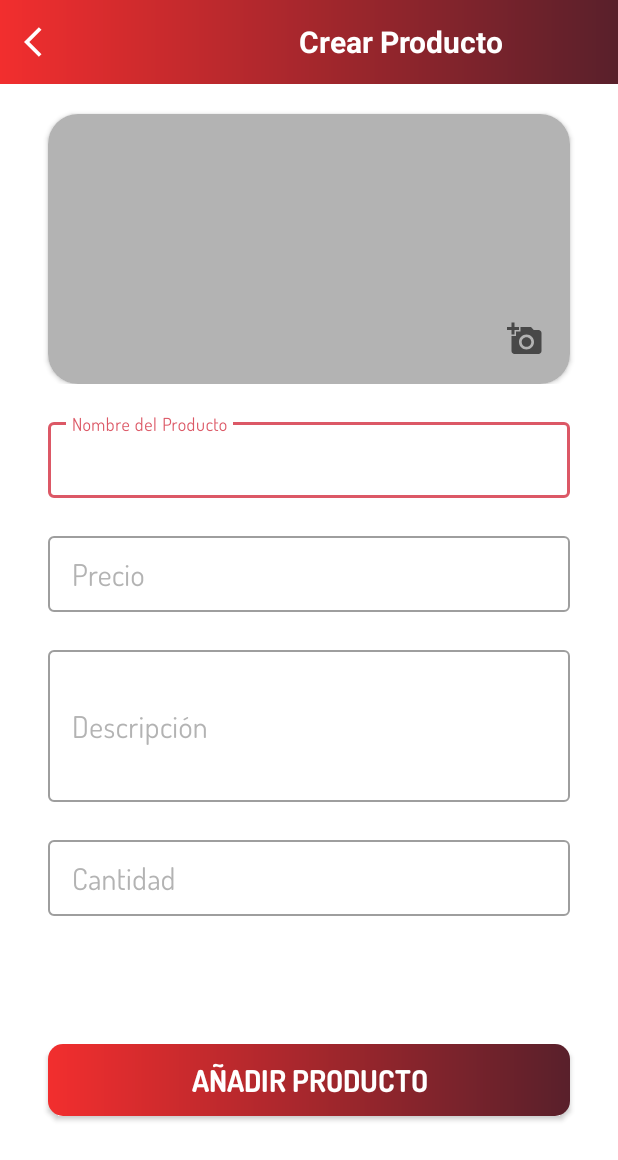
After one commit to danburitica/TiendaComicsApp, an Android app: the AddProductActivity screen opened directly, with no data from a screen before it, on a phone screen of 412 x 824 dp. The commit adds this screen. Shown: the top 1160 px of the screen. Run offline under Robolectric (Android 15) with nearby library versions, the phone set to English and light mode, and no system bars.

Commit message:
Create and setup add product activity

```diff
--- a/app/src/main/AndroidManifest.xml
+++ b/app/src/main/AndroidManifest.xml
@@ -11,6 +11,11 @@
         android:roundIcon="@mipmap/ic_launcher_round"
         android:supportsRtl="true"
         android:theme="@style/Theme.TiendaComicsApp">
+        <activity
+            android:name=".ui.fragments.AddProductActivity"
+            android:screenOrientation="portrait"
+            android:theme="@style/Theme.TiendaComicsApp.NoActionBar"
+            android:exported="false" />
         <activity
             android:name=".ui.activities.DashboardActivity"
             android:exported="false"
--- a/app/src/main/java/com/tiendacomics20/ui/activities/ForgotPasswordActivity.kt
+++ b/app/src/main/java/com/tiendacomics20/ui/activities/ForgotPasswordActivity.kt
@@ -34,7 +34,7 @@ class ForgotPasswordActivity : BaseActivity() {
         setSupportActionBar(findViewById(R.id.toolbar_forgot_password_activity))
 
         supportActionBar?.setDisplayHomeAsUpEnabled(true)
-        supportActionBar?.setHomeAsUpIndicator(R.drawable.ic_black_color_back_24)
+        supportActionBar?.setHomeAsUpIndicator(R.drawable.ic_baseline_arrow_back_ios_24)
         supportActionBar?.setDisplayShowTitleEnabled(false)
 
         findViewById<Button>(R.id.btn_submit).setOnClickListener {
--- a/app/src/main/java/com/tiendacomics20/ui/activities/UserProfileActivity.kt
+++ b/app/src/main/java/com/tiendacomics20/ui/activities/UserProfileActivity.kt
@@ -78,7 +78,7 @@ class UserProfileActivity : BaseActivity(), View.OnClickListener {
                         showProgressDialog("Por favor espera...")
 
                         if (mSelectedImageFileUri != null)
-                            FirestoreClass().uploadImageToCloudStorage(this, mSelectedImageFileUri)
+                            FirestoreClass().uploadImageToCloudStorage(this, mSelectedImageFileUri, Constants.USER_PROFILE_IMAGE)
                         else{
                             updateUserProfileDetails()
                         }
--- a/app/src/main/java/com/tiendacomics20/utils/Constants.kt
+++ b/app/src/main/java/com/tiendacomics20/utils/Constants.kt
@@ -7,7 +7,10 @@ import android.provider.MediaStore
 import android.webkit.MimeTypeMap
 
 object Constants {
+    //Collections in Firebase
     const val USERS: String = "users"
+    const val PRODUCTS: String = "products"
+
     const val TIENDACOMICS_PREFERENCES: String = "TiendaComicsPrefs"
     const val LOGGED_IN_USERNAME: String = "logged_in_username"
     const val EXTRA_USER_DETAILS: String = "extra_user_details"
@@ -19,6 +22,8 @@ object Constants {
     //User Column
     const val IMAGE: String ="image"
     const val COMPLETE_PROFILE = "profileCompleted"
+
+    const val PRODUCT_IMAGE: String = "Product_Image"
 
     //Cloud Storage
     const val USER_PROFILE_IMAGE: String = "User_Profile_Image"
--- a/app/src/main/java/com/tiendacomics20/utils/GlideLoader.kt
+++ b/app/src/main/java/com/tiendacomics20/utils/GlideLoader.kt
@@ -22,7 +22,7 @@ class GlideLoader(val context: Context) {
         }
     }
 
-    /*fun loadProductPicture(image: Any, imageView: ImageView) {
+    fun loadProductPicture(image: Any, imageView: ImageView) {
         try {
             Glide
                 .with(context)
@@ -32,5 +32,5 @@ class GlideLoader(val context: Context) {
         } catch (e: IOException) {
             e.printStackTrace()
         }
-    }*/
+    }
 }
--- /dev/null
+++ b/app/src/main/res/drawable/ic_baseline_arrow_back_ios_24.xml
@@ -0,0 +1,5 @@
+<vector android:autoMirrored="true" android:height="24dp"
+    android:tint="#FFFFFF" android:viewportHeight="24"
+    android:viewportWidth="24" android:width="24dp" xmlns:android="http://schemas.android.com/apk/res/android">
+    <path android:fillColor="@android:color/white" android:pathData="M11.67,3.87L9.9,2.1 0,12l9.9,9.9 1.77,-1.77L3.54,12z"/>
+</vector>
--- /dev/null
+++ b/app/src/main/res/drawable/ic_vector_add_photo.xml
@@ -0,0 +1,10 @@
+<vector xmlns:android="http://schemas.android.com/apk/res/android"
+    android:width="32dp"
+    android:height="32dp"
+    android:viewportWidth="32"
+    android:viewportHeight="32"
+    android:tint="?attr/colorControlNormal">
+  <path
+      android:fillColor="@android:color/white"
+      android:pathData="M3,4V1h2v3h3v2H5v3H3V6H0V4H3zM6,10V7h3V4h7l1.83,2H21c1.1,0 2,0.9 2,2v12c0,1.1 -0.9,2 -2,2H5c-1.1,0 -2,-0.9 -2,-2V10H6zM13,19c2.76,0 5,-2.24 5,-5s-2.24,-5 -5,-5s-5,2.24 -5,5S10.24,19 13,19zM9.8,14c0,1.77 1.43,3.2 3.2,3.2s3.2,-1.43 3.2,-3.2s-1.43,-3.2 -3.2,-3.2S9.8,12.23 9.8,14z"/>
+</vector>
--- /dev/null
+++ b/app/src/main/res/drawable/ic_vector_edit.xml
@@ -0,0 +1,5 @@
+<vector android:height="24dp" android:tint="#FFFFFF"
+    android:viewportHeight="24" android:viewportWidth="24"
+    android:width="24dp" xmlns:android="http://schemas.android.com/apk/res/android">
+    <path android:fillColor="@android:color/white" android:pathData="M3,17.25V21h3.75L17.81,9.94l-3.75,-3.75L3,17.25zM20.71,7.04c0.39,-0.39 0.39,-1.02 0,-1.41l-2.34,-2.34c-0.39,-0.39 -1.02,-0.39 -1.41,0l-1.83,1.83 3.75,3.75 1.83,-1.83z"/>
+</vector>
--- /dev/null
+++ b/app/src/main/res/layout/activity_add_product.xml
@@ -0,0 +1,212 @@
+<?xml version="1.0" encoding="utf-8"?>
+<androidx.constraintlayout.widget.ConstraintLayout xmlns:android="http://schemas.android.com/apk/res/android"
+    xmlns:app="http://schemas.android.com/apk/res-auto"
+    xmlns:tools="http://schemas.android.com/tools"
+    android:layout_width="match_parent"
+    android:layout_height="match_parent"
+    tools:context=".ui.fragments.AddProductActivity">
+
+    <androidx.appcompat.widget.Toolbar
+        android:id="@+id/toolbar_add_product_activity"
+        android:layout_width="match_parent"
+        android:layout_height="wrap_content"
+        android:background="@drawable/app_gradient_color_background"
+        app:layout_constraintEnd_toEndOf="parent"
+        app:layout_constraintStart_toStartOf="parent"
+        app:layout_constraintTop_toTopOf="parent">
+
+        <TextView
+            android:id="@+id/tv_title_add_product"
+            android:layout_width="match_parent"
+            android:layout_height="match_parent"
+            android:gravity="center"
+            android:paddingStart="50dp"
+            android:paddingEnd="0dp"
+            android:text="Crear Producto"
+            android:textColor="@color/white"
+            android:textSize="20sp"
+            android:textStyle="bold" />
+
+    </androidx.appcompat.widget.Toolbar>
+
+    <ScrollView
+        android:layout_width="match_parent"
+        android:layout_height="0dp"
+        android:fillViewport="true"
+        android:scrollbars="none"
+        app:layout_constraintBottom_toBottomOf="parent"
+        app:layout_constraintEnd_toEndOf="parent"
+        app:layout_constraintStart_toStartOf="parent"
+        app:layout_constraintTop_toBottomOf="@id/toolbar_add_product_activity">
+
+        <androidx.constraintlayout.widget.ConstraintLayout
+            android:layout_width="match_parent"
+            android:layout_height="wrap_content">
+
+            <FrameLayout
+                android:id="@+id/fl_product_image"
+                android:layout_width="match_parent"
+                android:layout_height="200dp"
+                app:layout_constraintEnd_toEndOf="parent"
+                app:layout_constraintStart_toStartOf="parent"
+                app:layout_constraintTop_toTopOf="parent">
+
+                <androidx.cardview.widget.CardView
+                    android:layout_width="match_parent"
+                    android:layout_height="match_parent"
+                    app:cardCornerRadius="20dp"
+                    android:layout_marginStart="32dp"
+                    android:layout_marginEnd="32dp"
+                    android:layout_marginTop="20dp"
+                    android:elevation="10dp">
+
+                    <ImageView
+                        android:id="@+id/iv_product_image"
+                        android:layout_width="match_parent"
+                        android:layout_height="match_parent"
+                        android:background="#B3B3B3"
+                        android:contentDescription="product image"
+                        android:scaleType="centerCrop" />
+
+                    <ImageView
+                        android:id="@+id/iv_add_update_product"
+                        android:layout_width="wrap_content"
+                        android:layout_height="wrap_content"
+                        android:layout_gravity="end|bottom"
+                        android:contentDescription="update image"
+                        android:foreground="?attr/selectableItemBackgroundBorderless"
+                        android:padding="10dp"
+                        android:src="@drawable/ic_vector_add_photo" />
+                </androidx.cardview.widget.CardView>
+
+
+            </FrameLayout>
+
+            <com.google.android.material.textfield.TextInputLayout
+                android:id="@+id/til_product_title"
+                style="@style/Widget.MaterialComponents.TextInputLayout.OutlinedBox"
+                android:layout_width="match_parent"
+                android:layout_height="wrap_content"
+                android:layout_marginStart="32dp"
+                android:layout_marginTop="20dp"
+                android:layout_marginEnd="32dp"
+                android:hint="Nombre del Producto"
+                android:textColorHint="#B3B3B3"
+                app:layout_constraintEnd_toEndOf="parent"
+                app:layout_constraintStart_toStartOf="parent"
+                app:layout_constraintTop_toBottomOf="@id/fl_product_image">
+
+                <com.tiendacomics20.utils.TCEditText
+                    android:id="@+id/et_product_title"
+                    android:layout_width="match_parent"
+                    android:layout_height="wrap_content"
+                    android:inputType="text"
+                    android:padding="12dp"
+                    android:textColor="@color/black"
+                    android:textSize="20sp"
+                    tools:ignore="SpeakableTextPresentCheck" />
+            </com.google.android.material.textfield.TextInputLayout>
+
+            <com.google.android.material.textfield.TextInputLayout
+                android:id="@+id/til_product_price"
+                style="@style/Widget.MaterialComponents.TextInputLayout.OutlinedBox"
+                android:layout_width="match_parent"
+                android:layout_height="wrap_content"
+                android:layout_marginStart="32dp"
+                android:layout_marginTop="20dp"
+                android:layout_marginEnd="32dp"
+                android:hint="Precio"
+                android:textColorHint="#B3B3B3"
+                app:layout_constraintEnd_toEndOf="parent"
+                app:layout_constraintStart_toStartOf="parent"
+                app:layout_constraintTop_toBottomOf="@id/til_product_title">
+
+                <com.tiendacomics20.utils.TCEditText
+                    android:id="@+id/et_product_price"
+                    android:layout_width="match_parent"
+                    android:layout_height="wrap_content"
+                    android:inputType="text"
+                    android:padding="12sp"
+                    android:textColor="@color/black"
+                    android:textSize="20sp"
+                    tools:ignore="SpeakableTextPresentCheck" />
+            </com.google.android.material.textfield.TextInputLayout>
+
+
+            <com.google.android.material.textfield.TextInputLayout
+                android:id="@+id/til_product_description"
+                style="@style/Widget.MaterialComponents.TextInputLayout.OutlinedBox"
+                android:layout_width="match_parent"
+                android:layout_height="wrap_content"
+                android:layout_marginStart="32dp"
+                android:layout_marginTop="20dp"
+                android:layout_marginEnd="32dp"
+                android:hint="Descripción"
+                android:textColorHint="#B3B3B3"
+                app:layout_constraintEnd_toEndOf="parent"
+                app:layout_constraintStart_toStartOf="parent"
+                app:layout_constraintTop_toBottomOf="@id/til_product_price">
+
+                <com.tiendacomics20.utils.TCEditText
+                    android:id="@+id/et_product_description"
+                    android:layout_width="match_parent"
+                    android:layout_height="wrap_content"
+                    android:inputType="textMultiLine"
+                    android:minLines="3"
+                    android:padding="12dp"
+                    android:textColor="@color/black"
+                    android:textSize="20sp"
+                    tools:ignore="SpeakableTextPresentCheck" />
+            </com.google.android.material.textfield.TextInputLayout>
+
+            <com.google.android.material.textfield.TextInputLayout
+                android:id="@+id/til_product_quantity"
+                style="@style/Widget.MaterialComponents.TextInputLayout.OutlinedBox"
+                android:layout_width="match_parent"
+                android:layout_height="wrap_content"
+                android:layout_marginStart="32dp"
+                android:layout_marginTop="20dp"
+                android:layout_marginEnd="32dp"
+                android:hint="Cantidad"
+                android:textColorHint="#B3B3B3"
+                app:layout_constraintEnd_toEndOf="parent"
+                app:layout_constraintStart_toStartOf="parent"
+                app:layout_constraintTop_toBottomOf="@id/til_product_description">
+
+                <com.tiendacomics20.utils.TCEditText
+                    android:id="@+id/et_product_quantity"
+                    android:layout_width="match_parent"
+                    android:layout_height="wrap_content"
+                    android:inputType="number"
+                    android:padding="12dp"
+                    android:textColor="@color/black"
+                    android:textSize="20sp"
+                    tools:ignore="SpeakableTextPresentCheck" />
+            </com.google.android.material.textfield.TextInputLayout>
+
+            <com.tiendacomics20.utils.TCButton
+                android:id="@+id/btn_add_product"
+                android:layout_width="match_parent"
+                android:layout_height="wrap_content"
+                android:layout_gravity="center"
+                android:layout_marginStart="32dp"
+                android:layout_marginTop="25dp"
+                android:layout_marginEnd="32dp"
+                android:layout_marginBottom="20dp"
+                android:background="@drawable/button_background"
+                android:foreground="?attr/selectableItemBackground"
+                android:gravity="center"
+                android:paddingTop="10dp"
+                android:paddingBottom="10dp"
+                android:text="Añadir Producto"
+                android:textColor="@android:color/white"
+                android:textSize="20sp"
+                app:layout_constraintBottom_toBottomOf="parent"
+                app:layout_constraintEnd_toEndOf="parent"
+                app:layout_constraintStart_toStartOf="parent"
+                app:layout_constraintTop_toBottomOf="@id/til_product_quantity" />
+
+        </androidx.constraintlayout.widget.ConstraintLayout>
+    </ScrollView>
+
+</androidx.constraintlayout.widget.ConstraintLayout>
```
Also changed, not shown: app/src/main/java/com/tiendacomics20/firestore/FirestoreClass.kt (+27 -2 lines), app/src/main/java/com/tiendacomics20/models/Product.kt (added, +16 -0 lines), app/src/main/java/com/tiendacomics20/ui/fragments/AddProductActivity.kt (added, +190 -0 lines), app/src/main/java/com/tiendacomics20/ui/fragments/ProductsFragment.kt (+26 -3 lines), app/src/main/res/drawable/ic_baseline_library_add_24.xml (added, +10 -0 lines), app/src/main/res/menu/add_product_menu.xml (added, +9 -0 lines).
